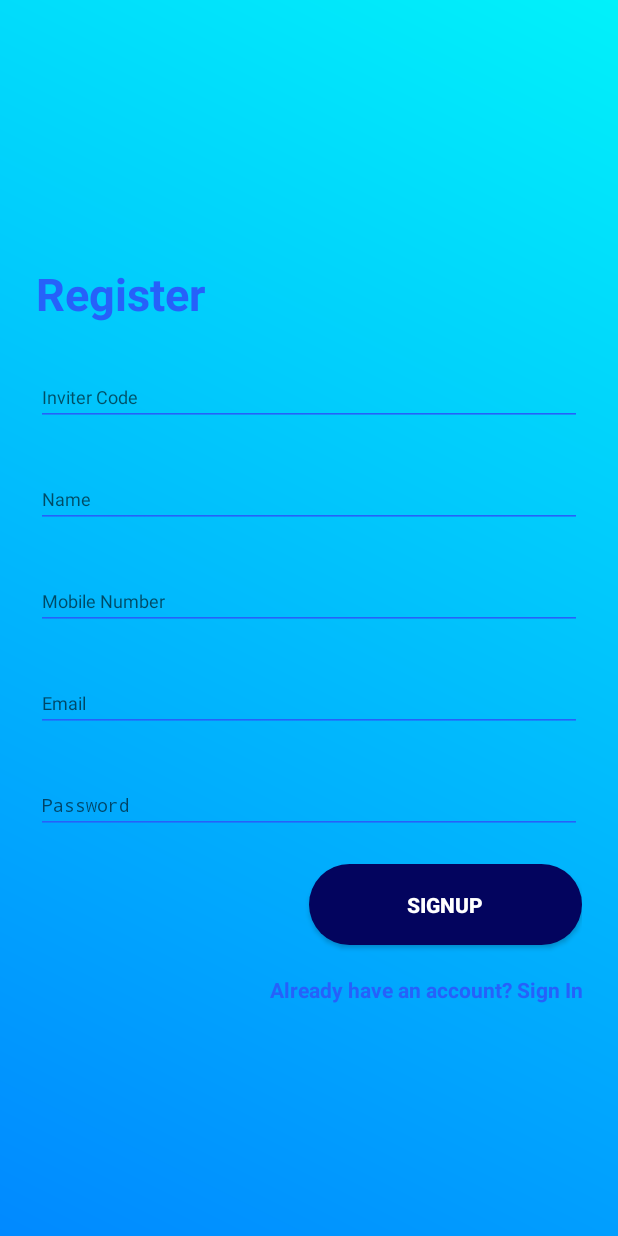
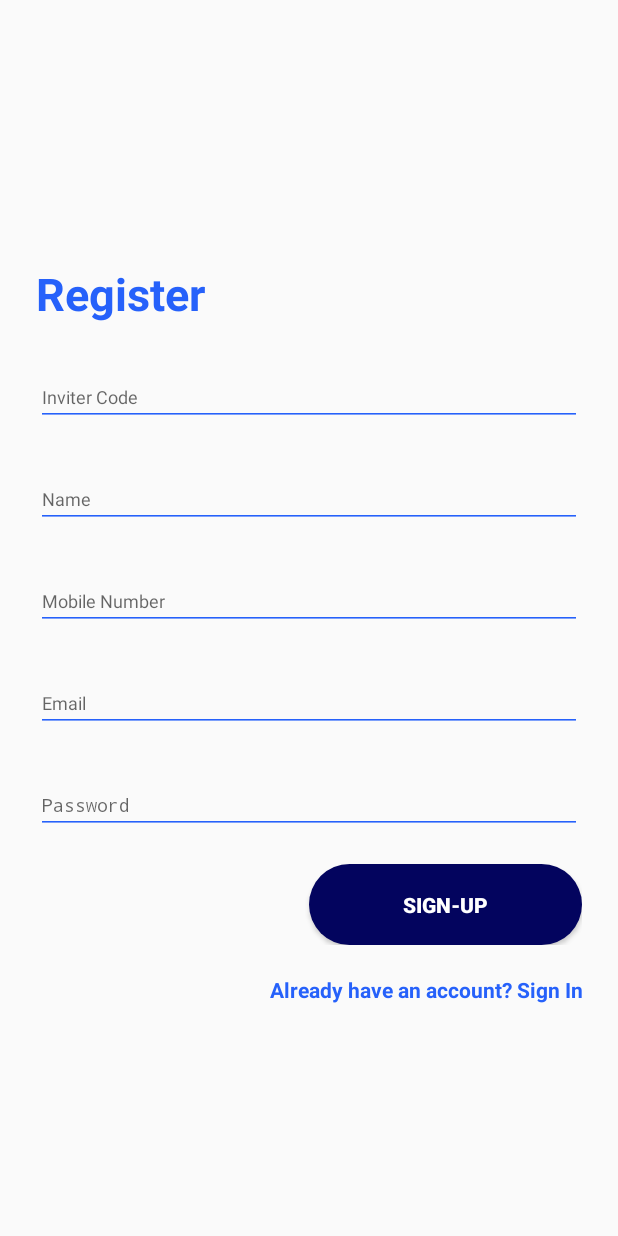
Before and after one commit to Med-Ahmed-Kilani/FirstStepV0.1, an Android app: the Register screen opened directly, with no data from a screen before it, on a phone screen of 412 x 824 dp. Run offline under Robolectric (Android 15) with nearby library versions, the phone set to English and light mode, and no system bars; libraries missing offline, so code that uses them is left out: com.vishnusivadas.advanced_httpurlconnection.

Commit message:
register works :P

```diff
--- a/app/build.gradle
+++ b/app/build.gradle
@@ -35,7 +35,7 @@ dependencies {
     implementation 'com.google.android.gms:play-services-ads:19.6.0'
     implementation 'com.android.support:multidex:2.1.0'
 
-  //  implementation files('C:\\Users\\Ahmed Kilani\\AndroidStudioProjects\\FirstStepV0.1\\app\\libs\\jtds-1.3.1.jar')
+    implementation 'com.github.VishnuSivadasVS:Advanced-HttpURLConnection:1.2'
 
     testImplementation 'junit:junit:4.13.1'
     androidTestImplementation 'androidx.test.ext:junit:1.1.2'
--- a/app/src/main/res/layout-v21/header.xml
+++ b/app/src/main/res/layout-v21/header.xml
@@ -5,8 +5,7 @@
     android:layout_width="match_parent"
     android:layout_height="50dp"
     android:orientation="horizontal"
-    android:gravity="center"
-    android:background="@drawable/header_bg">
+    android:gravity="center">
 
 
 
--- a/app/src/main/res/layout/activity_login.xml
+++ b/app/src/main/res/layout/activity_login.xml
@@ -4,7 +4,6 @@
     android:layout_width="match_parent"
     android:layout_height="match_parent"
     tools:context=".Login"
-    android:background="@drawable/bg_login_and_register"
     android:focusableInTouchMode="true">
 
     <include layout="@layout/layout_login"/>
--- a/app/src/main/res/layout/activity_register.xml
+++ b/app/src/main/res/layout/activity_register.xml
@@ -4,7 +4,6 @@
     android:layout_width="match_parent"
     android:layout_height="match_parent"
     tools:context=".Register"
-    android:background="@drawable/bg_login_and_register"
     android:focusableInTouchMode="true">
 
     <include layout="@layout/layout_register"/>
--- a/app/src/main/res/layout/layout_register.xml
+++ b/app/src/main/res/layout/layout_register.xml
@@ -91,12 +91,26 @@
     </com.google.android.material.textfield.TextInputLayout
         >
 
-    <Button
-        android:id="@+id/cirRegisterButton"
-        style="@style/loginButton"
-        android:text="Signup"
-        android:layout_gravity="right"
-        android:layout_marginTop="@dimen/loginViewsMargin"/>
+    <RelativeLayout
+        android:layout_width="match_parent"
+        android:layout_height="wrap_content"
+        >
+
+        <ProgressBar
+            android:id="@+id/progressBar"
+            android:layout_width="wrap_content"
+            android:visibility="gone"
+            android:layout_centerVertical="true"
+            android:layout_height="wrap_content"/>
+
+        <Button
+            android:id="@+id/cirRegisterButton"
+            style="@style/loginButton"
+            android:text="Sign-Up"
+            android:layout_alignParentEnd="true"
+            android:layout_marginTop="@dimen/loginViewsMargin"/>
+    </RelativeLayout>
+
 
     <TextView
         android:id="@+id/toLogin"
--- a/build.gradle
+++ b/build.gradle
@@ -16,6 +16,7 @@ allprojects {
     repositories {
         google()
         jcenter()
+        maven { url 'https://jitpack.io' }
     }
 }
 
```
Also changed, not shown: app/src/main/AndroidManifest.xml (+7 -4 lines), app/src/main/java/com/example/firststepv01/Login.java (+1 -31 lines), app/src/main/java/com/example/firststepv01/Register.java (+48 -34 lines).
